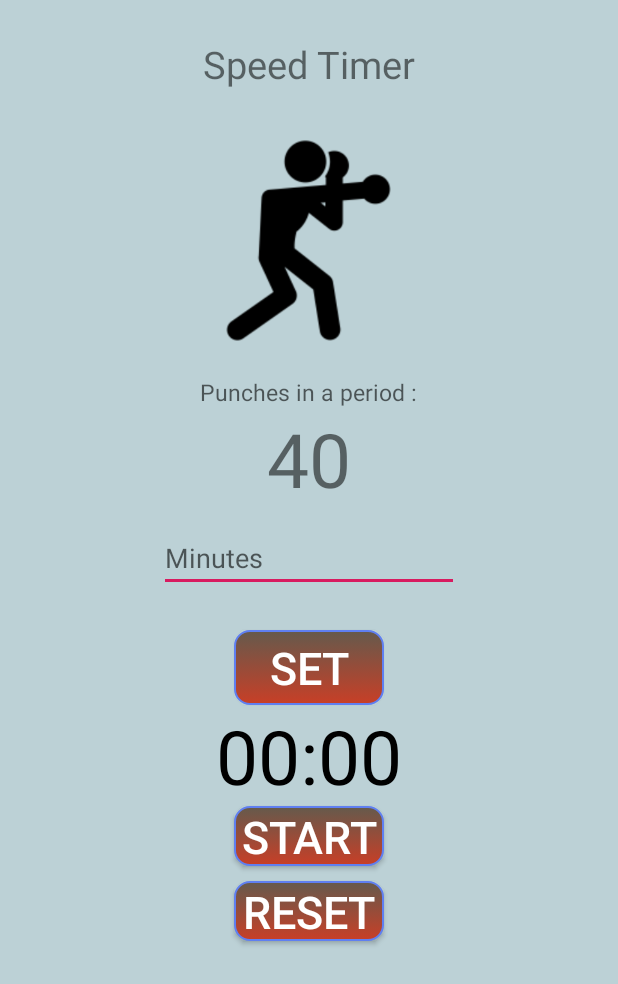
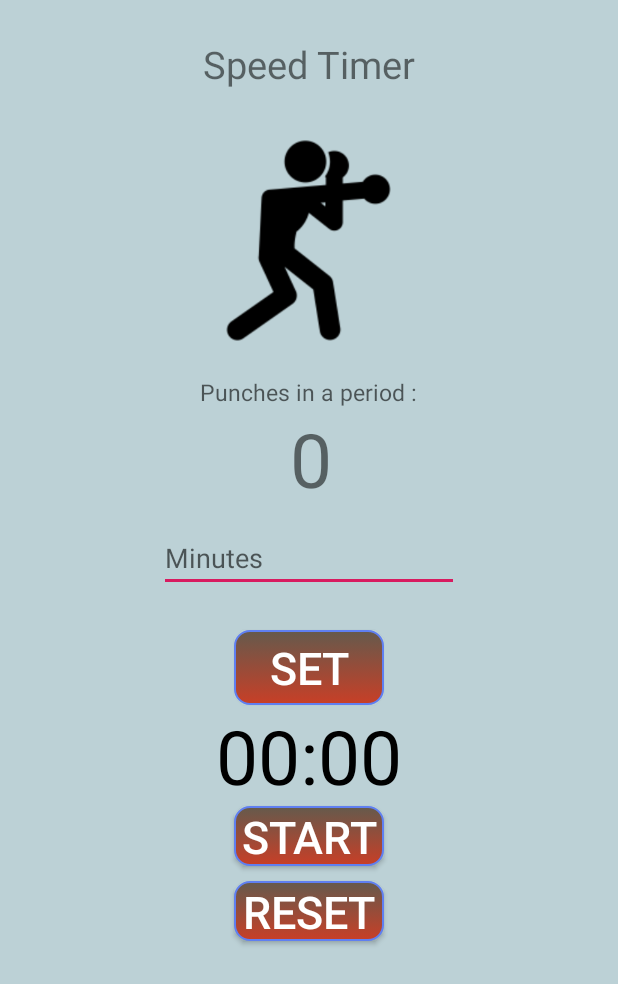
Before and after one commit to Gianni2U/BoxingSensorMobileFrontend, an Android app: the layout activity_speed_training.xml on its own in the app's theme, with its tools: preview values and no code run, on a phone screen of 412 x 824 dp. Shown: the top 984 px of the screen. Run offline under Robolectric (Android 15) with nearby library versions, the phone set to English and light mode, and no system bars.

```diff
--- a/app/src/main/res/layout/activity_power_training.xml
+++ b/app/src/main/res/layout/activity_power_training.xml
@@ -38,7 +38,7 @@
         android:layout_marginTop="25dp"
         android:layout_gravity="center"
         android:textSize="75dp"
-        android:text="180 N"/>
+        android:text=" N"/>
 
 
 
--- a/app/src/main/res/layout/activity_speed_training.xml
+++ b/app/src/main/res/layout/activity_speed_training.xml
@@ -29,12 +29,14 @@
         android:textSize="15dp"
         android:hint="Punches in a period :"
         android:layout_gravity="center"/>
+
     <TextView
-        android:layout_width="wrap_content"
+        android:id="@+id/SpeedPunches"
+        android:layout_width="25dp"
         android:layout_height="wrap_content"
-        android:text="40"
-        android:textSize="50dp"
-        android:layout_gravity="center"/>
+        android:layout_gravity="center"
+        android:text="0"
+        android:textSize="50dp" />
     <EditText
         android:id="@+id/edit_text_input"
         android:layout_width="200dp"
@@ -52,7 +54,6 @@
         android:layout_marginTop="25dp"
         android:textColor="#FFFFFF"
         android:background="@drawable/mybuttons"
-
         android:textSize="30dp"
         android:text="Set" />
 
```
Also changed, not shown: app/src/main/java/com/gianni/boxingsensormobilefrontend/PowerTraining.java (+8 -8 lines), app/src/main/java/com/gianni/boxingsensormobilefrontend/SpeedTraining.java (+28 -1 lines).
